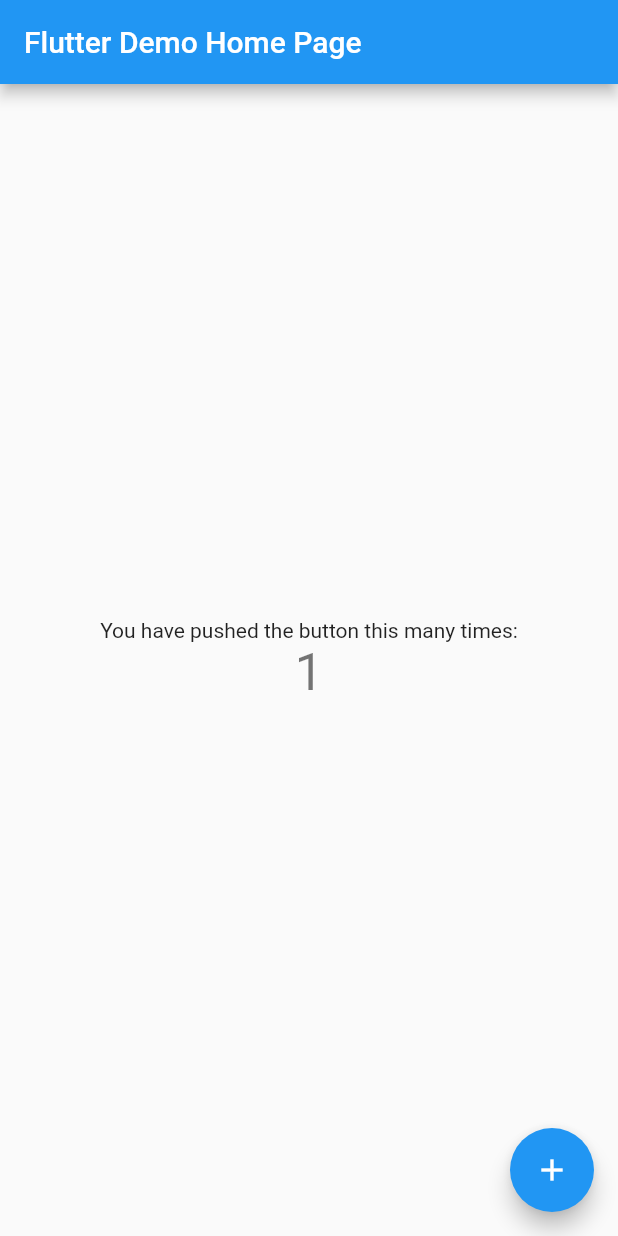
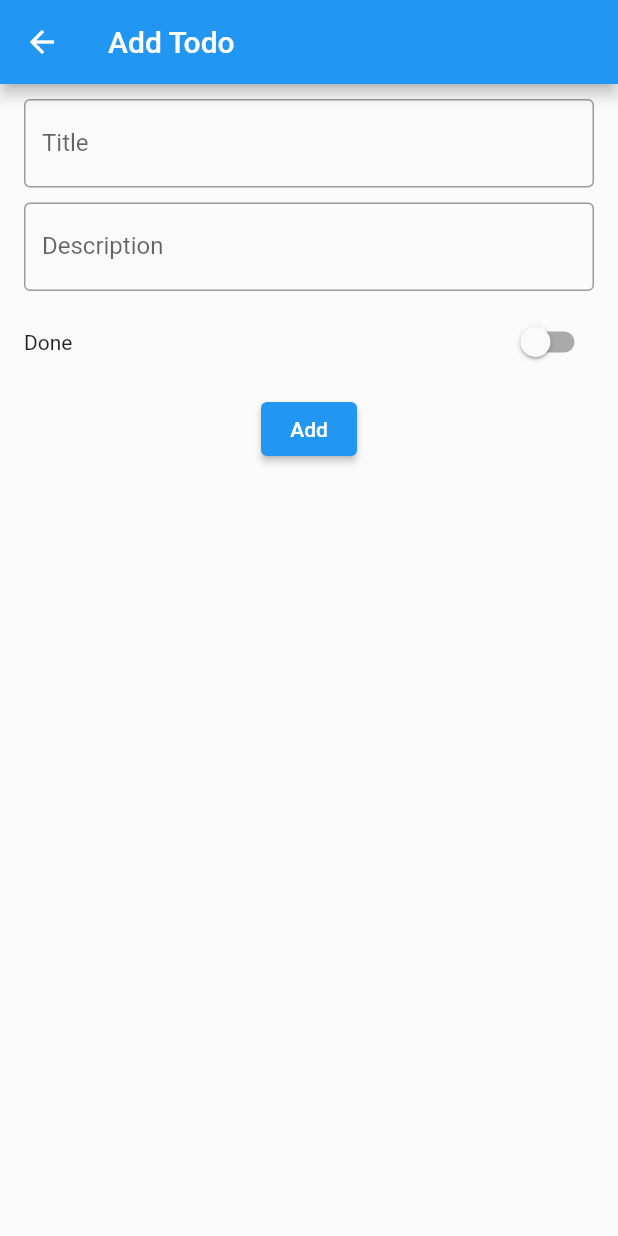
Before and after one commit to ishworpanta10/flutter_isar_db_todo, a Flutter app: the screen it shows after launch, after a tap on the "add" icon, on a phone screen of 412 x 824 dp. Run offline on Flutter 3.47's test engine with Material 2 defaults, Android fonts, the phone set to English and light mode, and no system bars; our stand-ins replace isar; accounts and stored records are empty; generated files the repository leaves out were written again.

Commit message:
added add todo form, todo model and isar db services

```diff
--- a/lib/main.dart
+++ b/lib/main.dart
@@ -1,6 +1,6 @@
 import 'package:flutter/material.dart';
 
-import 'screens/homepage.dart';
+import 'screens/todo_list_page.dart';
 
 void main() {
   runApp(const MyApp());
@@ -16,7 +16,7 @@
       theme: ThemeData(
         primarySwatch: Colors.blue,
       ),
-      home: const HomePage(title: 'Flutter Demo Home Page'),
+      home: const TodoListPage(),
     );
   }
 }
--- /dev/null
+++ b/lib/models/todo_model.dart
@@ -0,0 +1,13 @@
+import 'package:isar/isar.dart';
+
+part 'todo_model.g.dart';
+
+@collection
+class TodoModel {
+  Id id = Isar.autoIncrement;
+  String? title;
+  String? description;
+  bool? done;
+  DateTime? createdAt;
+  DateTime? updatedAt;
+}
--- /dev/null
+++ b/lib/screens/add_todo_page.dart
@@ -0,0 +1,69 @@
+import 'package:flutter/material.dart';
+import 'package:flutter_isar_databse/models/todo_model.dart';
+
+class AddTodoPage extends StatelessWidget {
+  const AddTodoPage({Key? key, this.todo}) : super(key: key);
+
+  final TodoModel? todo;
+
+  @override
+  Widget build(BuildContext context) {
+    return Scaffold(
+      appBar: AppBar(
+        title: Text(todo != null ? 'Update Todo' : 'Add Todo'),
+      ),
+      body: Padding(
+        padding: const EdgeInsets.symmetric(horizontal: 16, vertical: 10),
+        child: Column(
+          children: <Widget>[
+            TextFormField(
+              initialValue: todo?.title,
+              validator: (value) {
+                if (value == null || value.isEmpty) {
+                  return 'Please enter some text';
+                }
+                return null;
+              },
+              decoration: const InputDecoration(
+                border: OutlineInputBorder(),
+                labelText: 'Title',
+              ),
+            ),
+            const SizedBox(height: 10),
+            TextFormField(
+              initialValue: todo?.description,
+              validator: (value) {
+                if (value == null || value.isEmpty) {
+                  return 'Please enter some text';
+                }
+                return null;
+              },
+              decoration: const InputDecoration(
+                border: OutlineInputBorder(),
+                labelText: 'Description',
+              ),
+            ),
+            const SizedBox(height: 10),
+            Row(
+              mainAxisAlignment: MainAxisAlignment.spaceBetween,
+              children: [
+                const Text('Done'),
+                Flexible(
+                  child: Switch(
+                    value: todo?.done ?? false,
+                    onChanged: (value) {},
+                  ),
+                ),
+              ],
+            ),
+            const SizedBox(height: 10),
+            ElevatedButton(
+              onPressed: () {},
+              child: Text(todo != null ? 'Update' : 'Add'),
+            ),
+          ],
+        ),
+      ),
+    );
+  }
+}
--- a/lib/screens/homepage.dart
+++ /dev/null
@@ -1,53 +0,0 @@
-import 'package:flutter/material.dart';
-
-class HomePage extends StatefulWidget {
-  const HomePage({super.key, required this.title});
-
-  final String title;
-
-  @override
-  State<HomePage> createState() => _MyHomePageState();
-}
-
-class _MyHomePageState extends State<HomePage> {
-  int _counter = 0;
-
-  void _incrementCounter() async {
-    setState(() {
-      _counter++;
-    });
-  }
-
-  @override
-  void initState() {
-    super.initState();
-  }
-
-  @override
-  Widget build(BuildContext context) {
-    return Scaffold(
-      appBar: AppBar(
-        title: Text(widget.title),
-      ),
-      body: Center(
-        child: Column(
-          mainAxisAlignment: MainAxisAlignment.center,
-          children: <Widget>[
-            const Text(
-              'You have pushed the button this many times:',
-            ),
-            Text(
-              '$_counter',
-              style: Theme.of(context).textTheme.headline4,
-            ),
-          ],
-        ),
-      ),
-      floatingActionButton: FloatingActionButton(
-        onPressed: _incrementCounter,
-        tooltip: 'Increment',
-        child: const Icon(Icons.add),
-      ),
-    );
-  }
-}
--- /dev/null
+++ b/lib/screens/todo_list_page.dart
@@ -0,0 +1,34 @@
+import 'package:flutter/material.dart';
+
+import 'add_todo_page.dart';
+
+class TodoListPage extends StatelessWidget {
+  const TodoListPage({Key? key}) : super(key: key);
+
+  @override
+  Widget build(BuildContext context) {
+    return Scaffold(
+      appBar: AppBar(
+        title: const Text('Todo List'),
+      ),
+      body: Center(
+        child: Column(
+          mainAxisAlignment: MainAxisAlignment.center,
+          children: <Widget>[],
+        ),
+      ),
+      floatingActionButton: FloatingActionButton(
+        onPressed: () {
+          Navigator.push(
+            context,
+            MaterialPageRoute(
+              builder: (context) => const AddTodoPage(),
+            ),
+          );
+        },
+        tooltip: 'Increment',
+        child: const Icon(Icons.add),
+      ),
+    );
+  }
+}
```
Also changed, not shown: lib/services/isar_services.dart (added, +46 -0 lines), lib/models/todo_model.g.dart (added).
